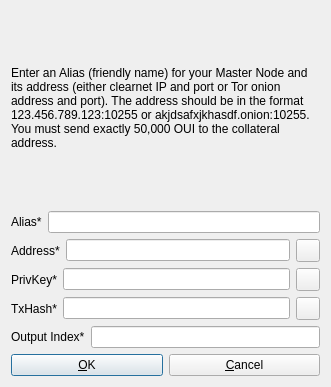
Before: the Qt Designer form src/qt/forms/addeditadrenalinenode.ui in ouicoin/ouicoin, drawn with Qt 5.
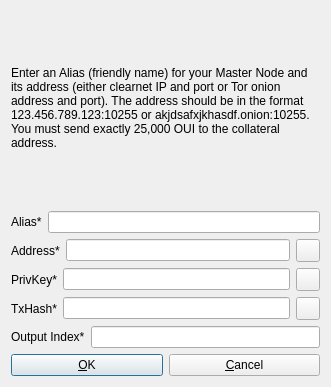
After: the same form once the commit is applied. Icons and pictures are not drawn.

What changed in the file:
```diff
--- a/src/qt/forms/addeditadrenalinenode.ui
+++ b/src/qt/forms/addeditadrenalinenode.ui
@@ -26,7 +26,7 @@
       </sizepolicy>
      </property>
      <property name="text">
-      <string>&lt;html&gt;&lt;head/&gt;&lt;body&gt;&lt;p&gt;Enter an Alias (friendly name) for your Master Node and its address (either clearnet IP and port or Tor onion address and port). The address should be in the format 123.456.789.123:10255 or akjdsafxjkhasdf.onion:10255. You must send exactly 50,000 OUI to the collateral address.&lt;/p&gt;&lt;/body&gt;&lt;/html&gt;</string>
+      <string>&lt;html&gt;&lt;head/&gt;&lt;body&gt;&lt;p&gt;Enter an Alias (friendly name) for your Master Node and its address (either clearnet IP and port or Tor onion address and port). The address should be in the format 123.456.789.123:10255 or akjdsafxjkhasdf.onion:10255. You must send exactly 25,000 OUI to the collateral address.&lt;/p&gt;&lt;/body&gt;&lt;/html&gt;</string>
      </property>
      <property name="wordWrap">
       <bool>true</bool>
```
